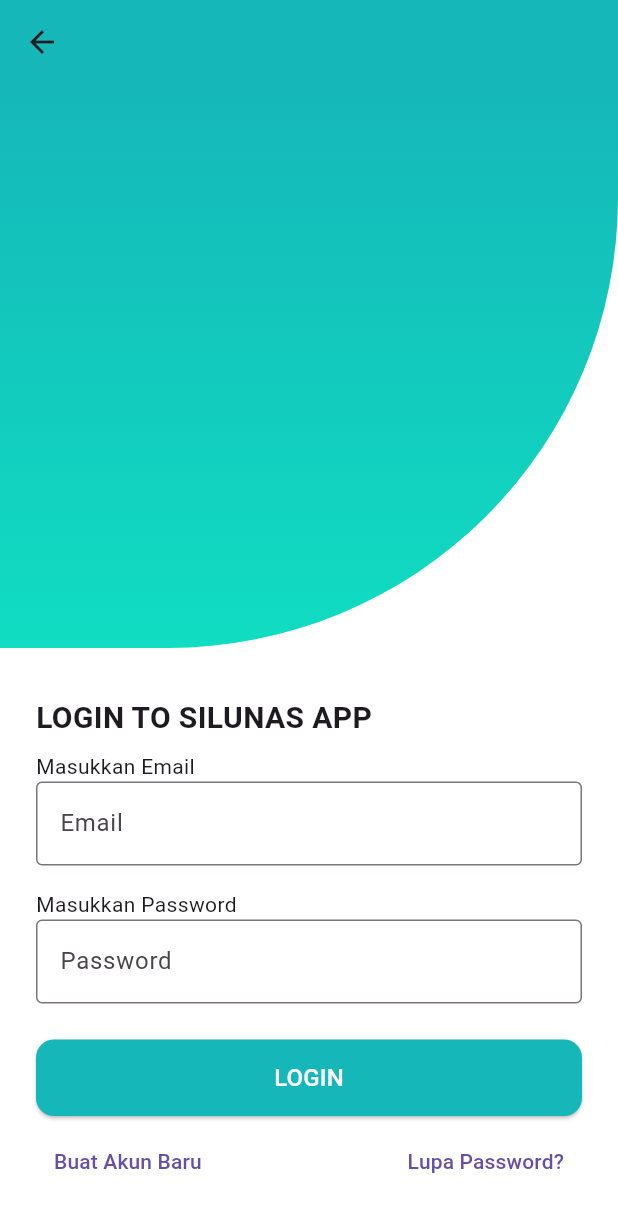
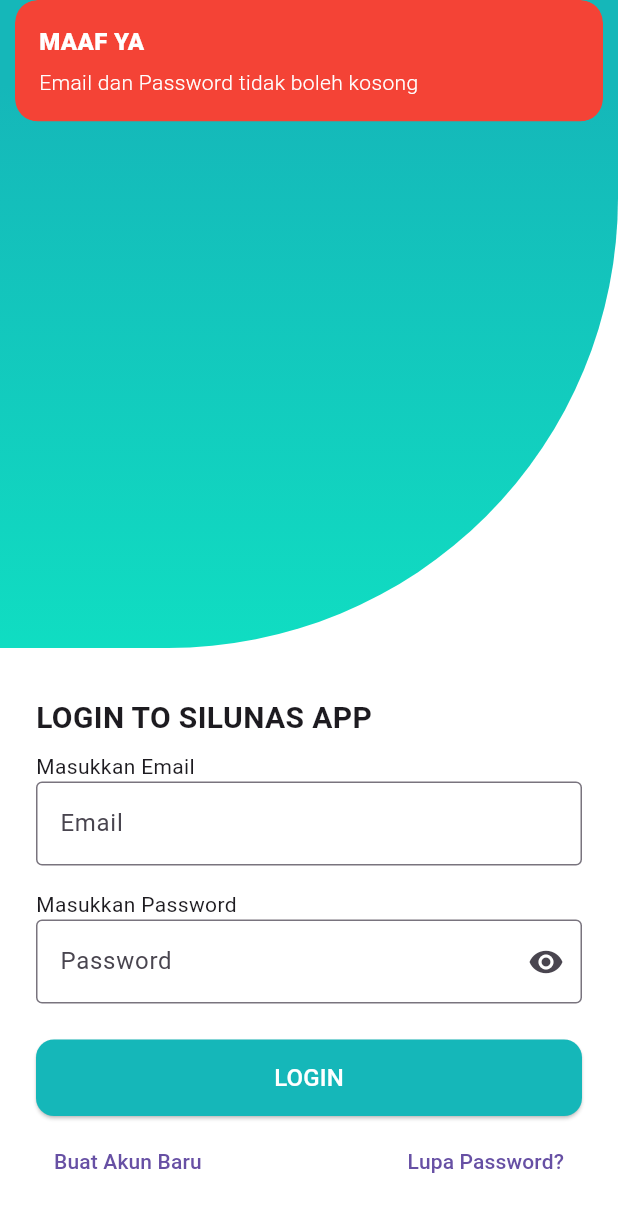
Before and after one commit to Zammil00/SiLunas, a Flutter app: the LoginView screen opened by its route, after a tap on "LOGIN", on a phone screen of 412 x 824 dp. Shown: the top 1212 px of the screen. Run offline on Flutter 3.47's test engine with Material 3 defaults, Android fonts, the light colour scheme and no system bars; our stand-ins replace flutter_dotenv, get, google_fonts, supabase_flutter; accounts and stored records are empty.

Commit message:
Update Logic Login

```diff
--- a/lib/app/modules/login/controllers/login_controller.dart
+++ b/lib/app/modules/login/controllers/login_controller.dart
@@ -1,8 +1,92 @@
+import 'package:flutter/foundation.dart';
 import 'package:flutter/material.dart';
 import 'package:get/get.dart';
+import 'package:si_lunas/app/routes/app_pages.dart';
+import 'package:supabase_flutter/supabase_flutter.dart';
 
 class LoginController extends GetxController {
   // DEFINISI CONTROLLER UNTUK MENGAMBIL DATA DARI TEXTFIELD
   TextEditingController emailC = TextEditingController();
   TextEditingController passC = TextEditingController();
+
+  RxBool isHide = true.obs;
+  RxBool isLoading = false.obs;
+
+  // LANGKAH AWAL INIT SUPABASECLIENT
+  final SupabaseClient client = Supabase.instance.client;
+
+  // KITA BUAT FUNGSI LOGIN
+  void login() async {
+    // DEFINI VARIABEL UNTUK MENAMPUNG INPUTAN USER
+    String email = emailC.text.trim();
+    String pass = passC.text.trim();
+
+    // VALIDASI JIKA EMAIL DAN PASSWORD TIDAK BOLEH KOSONG
+    if (emailC.text.isEmpty || passC.text.isEmpty) {
+      Get.snackbar(
+        "MAAF YA",
+        "Email dan Password tidak boleh kosong",
+        backgroundColor: Colors.red,
+        colorText: Colors.white,
+      );
+      return;
+    }
+
+    // JIKA PASSWORD DAN EMAIL TIDAK KOSONG, MAKA PROSES LOGIN
+
+    // MULAI LOADING
+    isLoading.value = true;
+
+    // LANGUSNG PROSES LOGIN MENGGUNAKAN SUPABASE SIGININWITHPASSWORD
+
+    try {
+      // INI PROSES LOGINNYA
+      final AuthResponse res = await client.auth.signInWithPassword(
+        email: email,
+        password: pass,
+      );
+
+      // KITA AMBIL DATA USER NYA
+      final session = res.session;
+      final user = res.user;
+
+      if (kDebugMode) {
+        print(" SESSION NYA : $session ");
+      }
+      if (kDebugMode) {
+        print(" USER NYA : $user ");
+      }
+
+      if (session != null || user != null) {
+        Get.offAllNamed(Routes.HOME);
+
+        Get.snackbar(
+          "YEAY",
+          "Login Berhasil, Selamat datang ${user!.email}",
+          backgroundColor: Colors.green,
+          colorText: Colors.white,
+        );
+        isLoading.value = false; // SELESAI LOADING
+      }
+    } catch (e) {
+      if (e is AuthException) {
+        // JIKA TERJADI ERROR SAAT LOGIN
+        Get.snackbar(
+          "MAAF YA",
+          e.message,
+          backgroundColor: Colors.red,
+          colorText: Colors.white,
+        );
+      } else {
+        Get.snackbar(
+          "MAAF YA",
+          "Terjadi kesalahan tak terduga",
+          backgroundColor: Colors.red,
+          colorText: Colors.white,
+        );
+      }
+      isLoading.value = false; // SELESAI LOADING
+      return;
+    }
+  }
 }
--- a/lib/app/modules/login/views/login_view.dart
+++ b/lib/app/modules/login/views/login_view.dart
@@ -59,6 +59,8 @@ class LoginView extends GetView<LoginController> {
                       children: [
                         Text("Masukkan Email"),
                         TextField(
+                          controller: controller.emailC,
+                          keyboardType: TextInputType.emailAddress,
                           decoration: InputDecoration(
                             border: OutlineInputBorder(),
                             hintText: 'Email',
@@ -66,11 +68,23 @@ class LoginView extends GetView<LoginController> {
                         ),
                         SizedBox(height: 16),
                         Text("Masukkan Password"),
-                        TextField(
-                          obscureText: true,
-                          decoration: InputDecoration(
-                            border: OutlineInputBorder(),
-                            hintText: 'Password',
+                        Obx(
+                          () => TextField(
+                            controller: controller.passC,
+                            keyboardType: TextInputType.visiblePassword,
+                            obscureText: controller.isHide.value,
+                            decoration: InputDecoration(
+                              border: OutlineInputBorder(),
+                              hintText: 'Password',
+                              suffixIcon: IconButton(
+                                onPressed: () {
+                                  controller.isHide.toggle();
+                                },
+                                icon: controller.isHide.value
+                                    ? Icon(Icons.visibility)
+                                    : Icon(Icons.visibility_off),
+                              ),
+                            ),
                           ),
                         ),
                       ],
@@ -86,7 +100,9 @@ class LoginView extends GetView<LoginController> {
                             borderRadius: BorderRadius.circular(12),
                           ),
                         ),
-                        onPressed: () {},
+                        onPressed: () {
+                          controller.login();
+                        },
                         child: const Text(
                           "LOGIN",
                           style: TextStyle(fontSize: 16, color: Colors.white),
--- a/lib/app/modules/splash/views/splash_view.dart
+++ b/lib/app/modules/splash/views/splash_view.dart
@@ -80,8 +80,7 @@ class SplashView extends GetView<SplashController> {
                           ),
                         ),
                         onPressed: () {
-                          // TODO: Arahkan ke Home / Login Page
-                          Navigator.pushReplacementNamed(context, "/login");
+                          controller.cekLogin();
                         },
                         child: const Text(
                           "Get Started",
--- a/lib/main.dart
+++ b/lib/main.dart
@@ -20,7 +20,7 @@ void main() async {
   );
 
   if (kDebugMode) {
-    print("SUPA KONEK GA ? = ${supabase.client.auth.currentSession}");
+    print("SUPABASE INFORMATION ? = ${supabase.client.auth.currentSession}");
   }
 
   runApp(
```
Also changed, not shown: lib/app/modules/splash/controllers/splash_controller.dart (+16 -17 lines).
